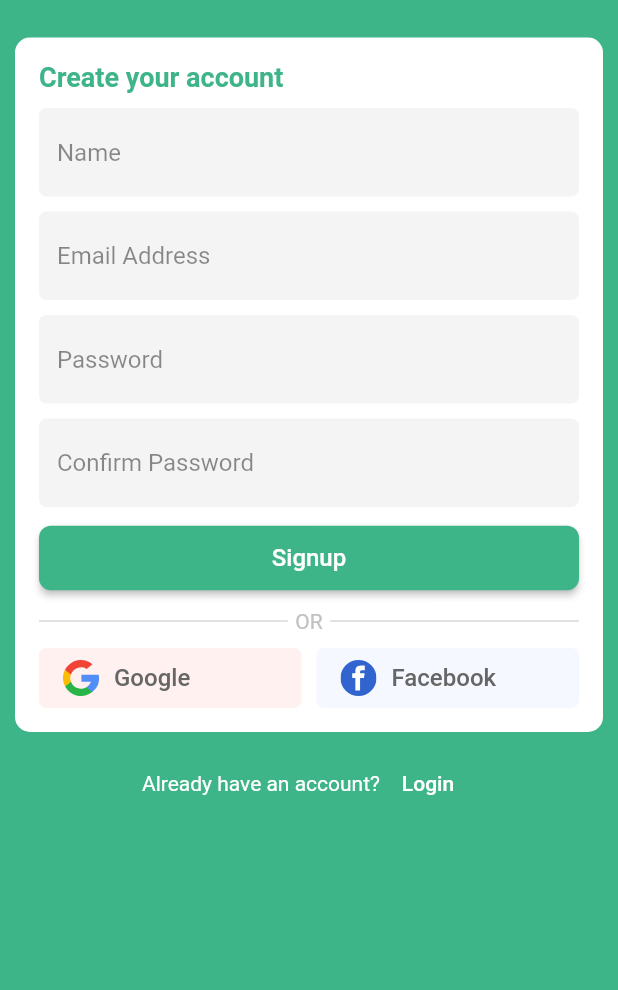
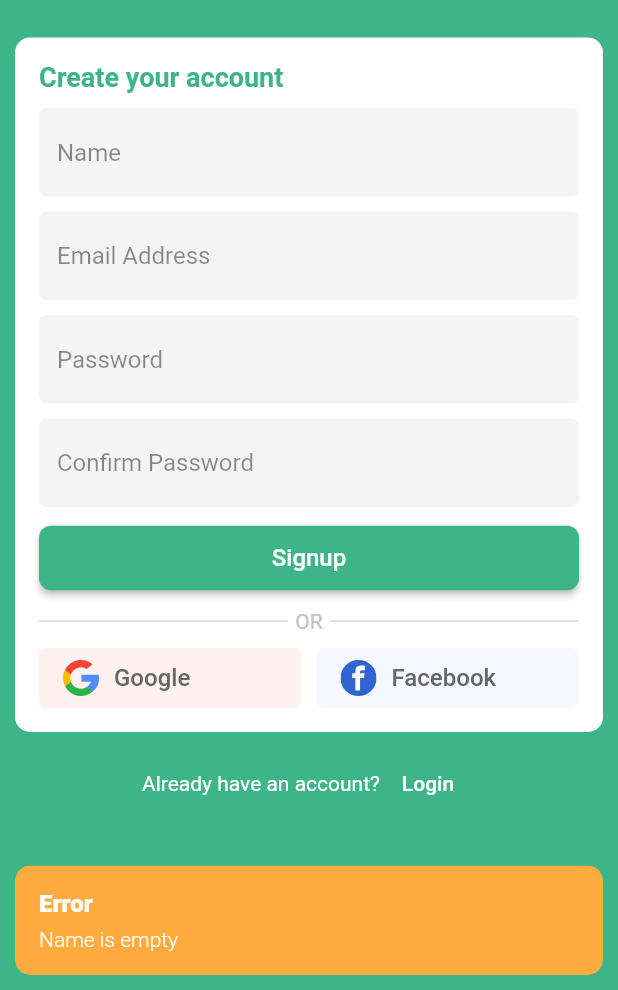
Before and after one commit to Manoj882/movie_booking_app, a Flutter app: the SignupScreen screen opened directly, after a tap on "Signup", on a phone screen of 412 x 824 dp, the part 246-1236 px from its top. Run offline on Flutter 3.47's test engine with Material 2 defaults, Android fonts, the phone set to English and light mode, and no system bars; our stand-ins replace firebase_auth, firebase_core, flutter_svg, get, google_sign_in; accounts and stored records are empty.

Commit message:
added signup and login using email and password, implemented google signin feature and logout method

```diff
--- a/lib/screens/signup_screen.dart
+++ b/lib/screens/signup_screen.dart
@@ -1,13 +1,21 @@
 
 import 'package:flutter/material.dart';
 import 'package:flutter_svg/flutter_svg.dart';
+import 'package:get/get.dart';
+import 'package:movie_booking_app/controllers/auth_controller.dart';
 import 'package:movie_booking_app/screens/login_screen.dart';
 import 'package:movie_booking_app/screens/signup_screen.dart';
 import 'package:movie_booking_app/utils/app_theme.dart';
+import 'package:movie_booking_app/utils/input_validator.dart';
 import 'package:movie_booking_app/utils/social_buttons.dart';
 
 class SignupScreen extends StatelessWidget {
-  const SignupScreen({super.key});
+  SignupScreen({super.key});
+
+  final nameController = TextEditingController();
+  final emailController = TextEditingController();
+  final passwordController = TextEditingController();
+  final confirmPasswordController = TextEditingController();
 
   @override
   Widget build(BuildContext context) {
@@ -54,6 +62,7 @@ class SignupScreen extends StatelessWidget {
                       height: 10,
                     ),
                     TextField(
+                      controller: nameController,
                       keyboardType: TextInputType.name,
                       textInputAction: TextInputAction.next,
                       decoration: InputDecoration(
@@ -75,6 +84,7 @@ class SignupScreen extends StatelessWidget {
                     ),
 
                     TextField(
+                      controller: emailController,
                       keyboardType: TextInputType.emailAddress,
                       textInputAction: TextInputAction.next,
                       decoration: InputDecoration(
@@ -95,6 +105,7 @@ class SignupScreen extends StatelessWidget {
                       height: 10,
                     ),
                     TextField(
+                      controller: passwordController,
                       keyboardType: TextInputType.text,
                       textInputAction: TextInputAction.next,
                       obscureText: true,
@@ -116,6 +127,7 @@ class SignupScreen extends StatelessWidget {
                       height: 10,
                     ),
                     TextField(
+                      controller: confirmPasswordController,
                       keyboardType: TextInputType.text,
                       textInputAction: TextInputAction.done,
                       obscureText: true,
@@ -138,7 +150,15 @@ class SignupScreen extends StatelessWidget {
                     ),
 
                     ElevatedButton(
-                      onPressed: () {},
+                      onPressed: () {
+                        if(InputValidator.validateField('Name', nameController.text.trim())
+                        && InputValidator.validateField('Email', emailController.text.trim())){
+                          if(InputValidator.validatePassword(passwordController.text, confirmPasswordController.text)){
+                            AuthController.instance.registerUser(emailController.text.trim(), passwordController.text.trim());
+                          }
+
+                        }
+                      },
                       style: ElevatedButton.styleFrom(
                           backgroundColor: AppTheme.mainColor,
                           shape: RoundedRectangleBorder(
@@ -204,12 +224,7 @@ class SignupScreen extends StatelessWidget {
                   ),
                   TextButton(
                     onPressed: () {
-                      Navigator.push(
-                        context,
-                        MaterialPageRoute(
-                          builder: (_) => LoginScreen(),
-                        ),
-                      );
+                      Get.back();
                     },
                     child: const Text(
                       'Login',
--- a/lib/utils/app_theme.dart
+++ b/lib/utils/app_theme.dart
@@ -8,6 +8,9 @@ class AppTheme {
   static const greyColor = Color(0xFFF4F4F4);
   static const redLight = Color(0xFFFFF1F0);
   static const blueLight = Color(0xFFF5F9FF);
+
+  static const redTextColor = Color(0xFFD05045);
+  static const greenTextColor = Color(0xFF8CC153);
 
   static final lightTheme = ThemeData(
     primaryColor: mainColor,
--- /dev/null
+++ b/lib/utils/input_validator.dart
@@ -0,0 +1,38 @@
+import 'package:flutter/material.dart';
+import 'package:get/get.dart';
+
+class InputValidator {
+  static bool validateField(String title, String value) {
+    if (value.trim().isNotEmpty) {
+      return true;
+    }
+    Get.snackbar(
+      'Error',
+      '$title is empty',
+      snackPosition: SnackPosition.BOTTOM,
+      backgroundColor: Colors.orangeAccent,
+      colorText: Colors.white,
+      borderRadius: 10,
+      margin: const EdgeInsets.only(bottom: 10, left: 10, right: 10),
+
+    );
+    return false;
+  }
+
+  static bool validatePassword(String pwd, String confirmPwd) {
+    if (pwd.trim() == confirmPwd.trim()) {
+      return true;
+    }
+    Get.snackbar(
+      'Error',
+      'Confirm password didn\'t match',
+      snackPosition: SnackPosition.BOTTOM,
+      backgroundColor: Colors.orangeAccent,
+      colorText: Colors.white,
+      borderRadius: 10,
+      margin: const EdgeInsets.only(bottom: 10, left: 10, right: 10),
+
+    );
+    return false;
+  }
+}
--- a/pubspec.yaml
+++ b/pubspec.yaml
@@ -37,6 +37,11 @@ dependencies:
   # Use with the CupertinoIcons class for iOS style icons.
   cupertino_icons: ^1.0.2
   flutter_svg: ^1.1.5
+  firebase_core: ^2.1.0
+  firebase_auth: ^4.0.2
+  firebase_storage: ^11.0.2
+  get: ^4.6.5
+  google_sign_in: ^5.4.2
 
 dev_dependencies:
   flutter_test:
```
Also changed, not shown: lib/controllers/auth_controller.dart (added, +113 -0 lines), lib/main.dart (+11 -2 lines), lib/screens/home_screen.dart (added, +19 -0 lines), lib/screens/login_screen.dart (+28 -11 lines), lib/screens/splash_screen.dart (+10 -10 lines), lib/firebase_options.dart (added), pubspec.lock, 6 other files.
